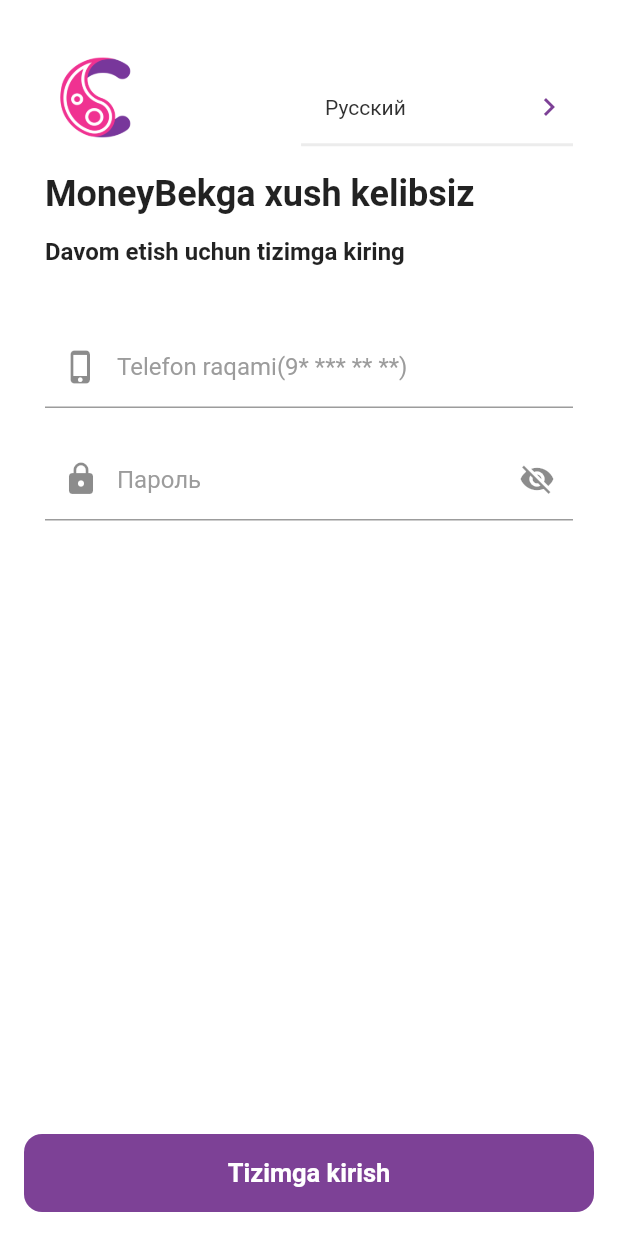
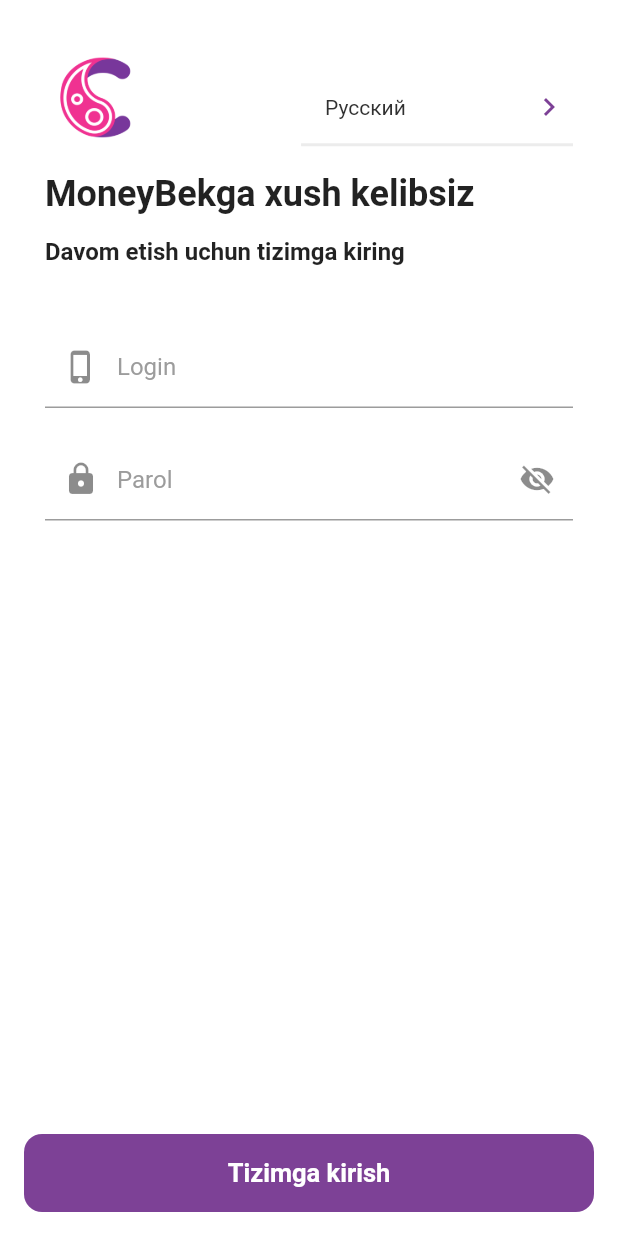
Before and after one commit to AkhmedovSH/cashback, a Flutter app: the screen it shows after launch, on a phone screen of 412 x 824 dp. Run offline on Flutter 3.47's test engine with Material 2 defaults, Android fonts, the phone set to English and light mode, and no system bars; our stand-ins replace dio, flutter_spinkit, fluttertoast, get, shared_preferences; missing offline and left inert: new_version, simple_moment.

Commit message:
Some fixes

```diff
--- a/lib/helpers/translations.dart
+++ b/lib/helpers/translations.dart
@@ -1,4 +1,3 @@
-
 import 'package:get/get.dart';
 
 import '../locales/ru.dart';
--- a/lib/locales/ru.dart
+++ b/lib/locales/ru.dart
@@ -3,12 +3,12 @@
   'sign_in_to_continue': 'Войдите в систему чтобы продолжить',
   'telephone_number': 'Телефонный номер',
   'password': 'Пароль',
-  'login': 'Войти',
+  'enter': 'Войти',
   'free_points': 'Свободные точки',
   'select_merchant_to_enter': 'Выберите торговую точку для входа',
   'create_product': 'Создать продукт',
   'update_product': 'Изменить продукт',
-  'update': 'Сохранить',
+  'save': 'Сохранить',
   'required_field': 'Обязательное поле',
   'home': 'Главная',
   'products': 'Продукты',
@@ -46,5 +46,6 @@
   'paid': 'Оплатили',
   'status': 'Статус',
   'update_1': 'Обновить',
-  'use_moneyBek_please_download_the_latest_version': 'Чтобы использовать moneyBek, загрузите последнюю версию'
+  'use_moneyBek_please_download_the_latest_version': 'Чтобы использовать moneyBek, загрузите последнюю версию',
+  'login': 'Логин'
 };
--- a/lib/locales/uz_cyrl.dart
+++ b/lib/locales/uz_cyrl.dart
@@ -2,13 +2,13 @@
   'welcome_to_moneyback': 'MoneyBekга хуш келибсиз',
   'sign_in_to_continue': 'Давом этиш учун тизимга киринг',
   'telephone_number': 'Телефон рақами',
-  'password': 'Парол',
-  'login': 'Тизимга кириш',
+  'password': 'Пароль',
+  'enter': 'Тизимга кириш',
   'free_points': 'Очиқ савдо нуқталари',
   'select_merchant_to_enter': 'Кириш учун савдо нуқтасини танланг',
   'create_product': 'Маҳсулот яратиш',
   'update_product': 'Маҳсулотни таҳрирлаш',
-  'update': 'Сақлаш',
+  'save': 'Сақлаш',
   'required_field': 'Мажбурий майдон',
   'home': 'Aсосий',
   'products': 'Маҳсулотлар',
@@ -46,5 +46,6 @@
   'paid': 'Тўланган',
   'status': 'Ҳолат',
   'update_1': 'Янгилаш',
-  'use_moneyBek_please_download_the_latest_version': 'МонейБек-дан фойдаланиш учун аввалги версиясини юклаб олинг'
+  'use_moneyBek_please_download_the_latest_version': 'МонейБек-дан фойдаланиш учун аввалги версиясини юклаб олинг',
+  'login': 'Логин',
 };
--- a/lib/locales/uz_latn.dart
+++ b/lib/locales/uz_latn.dart
@@ -3,12 +3,12 @@
   'sign_in_to_continue': 'Davom etish uchun tizimga kiring',
   'telephone_number': 'Telefon raqami',
   'password': 'Parol',
-  'login': 'Tizimga kirish',
+  'enter': 'Tizimga kirish',
   'free_points': 'Ochiq savdo nuqtalari',
   'select_merchant_to_enter': 'Kirish uchun savdo nuqtasini tanlang',
   'create_product': 'Mahsulot yaratish',
   'update_product': 'Mahsulotni tahrirlash',
-  'update': 'Saqlash',
+  'save': 'Saqlash',
   'required_field': 'Majburiy maydon',
   'home': 'Asosiy',
   'products': 'Mahsulotlar',
@@ -46,5 +46,6 @@
   'paid': 'To\'langan',
   'status': 'Holat',
   'update_1': 'Yangilash',
-  'use_moneyBek_please_download_the_latest_version': 'MoneyBek-dan foydalanish uchun avvalgi versiyasini yuklab oling'
+  'use_moneyBek_please_download_the_latest_version': 'MoneyBek-dan foydalanish uchun avvalgi versiyasini yuklab oling',
+  'login': 'Login',
 };
--- a/lib/pages/auth/login.dart
+++ b/lib/pages/auth/login.dart
@@ -177,7 +177,7 @@
                                 focusedBorder: const UnderlineInputBorder(
                                   borderSide: BorderSide(color: Color(0xFF7D4196)),
                                 ),
-                                hintText: 'telephone_number'.tr + '(9* *** ** **)',
+                                hintText: 'login'.tr,
                                 hintStyle: const TextStyle(color: Color(0xFF9C9C9C)),
                               ),
                               style: const TextStyle(color: Color(0xFF9C9C9C)),
@@ -242,7 +242,7 @@
                                 focusedBorder: const UnderlineInputBorder(
                                   borderSide: BorderSide(color: Color(0xFF7D4196)),
                                 ),
-                                hintText: 'Пароль',
+                                hintText: 'password'.tr,
                                 hintStyle: const TextStyle(color: Color(0xFF9C9C9C)),
                               ),
                               style: const TextStyle(color: Color(0xFF9C9C9C)),
@@ -271,7 +271,7 @@
             ),
           ),
           child: Text(
-            'login'.tr,
+            'enter'.tr,
             style: const TextStyle(fontWeight: FontWeight.bold, fontSize: 17),
           ),
         ),
--- a/lib/pages/home/products.dart
+++ b/lib/pages/home/products.dart
@@ -395,7 +395,7 @@
                       }
                     },
                     style: ElevatedButton.styleFrom(padding: const EdgeInsets.symmetric(vertical: 14)),
-                    child: Text(!update ? 'proceed'.tr : 'update'.tr),
+                    child: Text(!update ? 'proceed'.tr : 'save'.tr),
                   ),
                 )
               ],
```
Also changed, not shown: lib/main.dart (line endings or trailing spaces).
